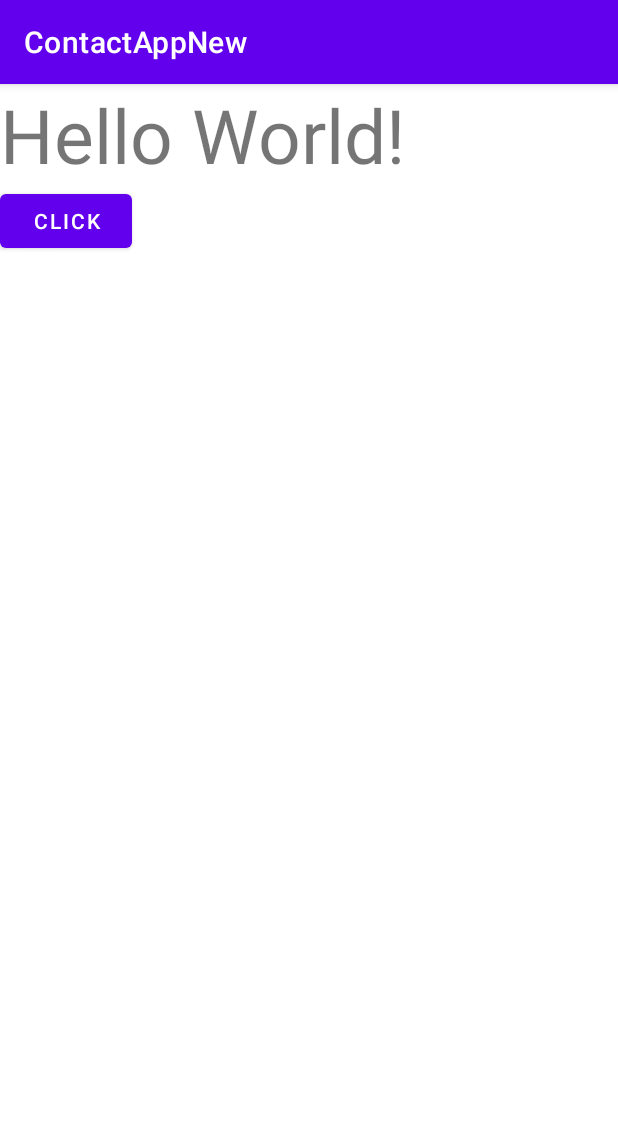
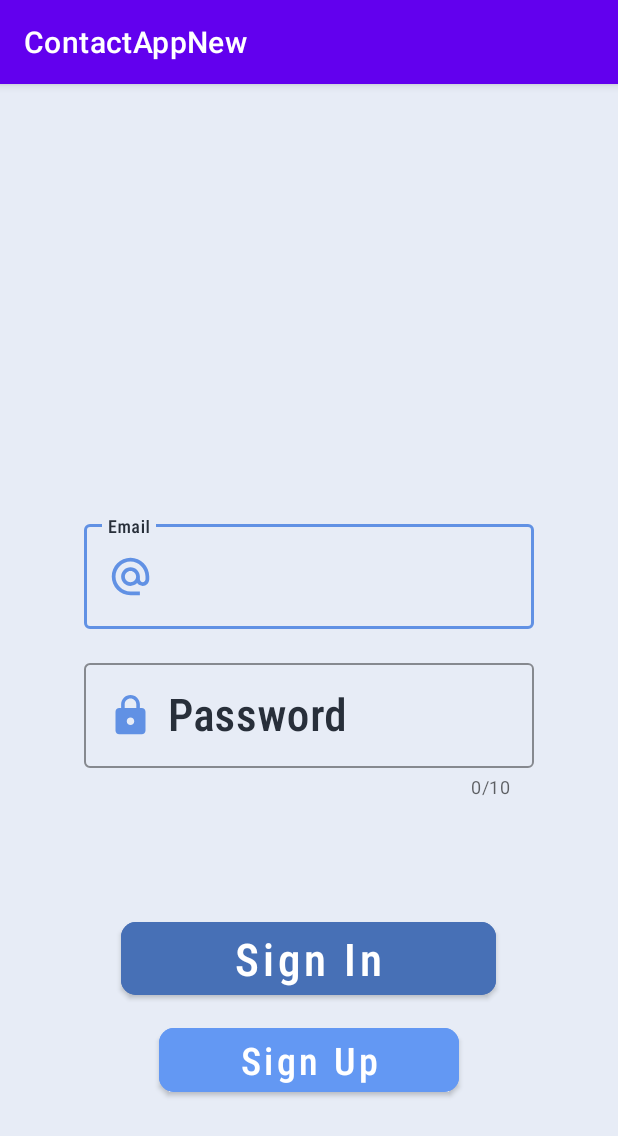
Before and after one commit to Alpha110R/ContactApp, an Android app: the screen it shows after launch (MainActivity), on a phone screen of 412 x 824 dp. Shown: the top 1136 px of the screen. Run offline under Robolectric (Android 15) with nearby library versions, the phone set to English and light mode, and no system bars; our stand-ins replace Room's generated code.

Commit message:
The Sign In page ready

```diff
--- a/app/src/main/java/com/example/contactappnew/MainActivity.java
+++ b/app/src/main/java/com/example/contactappnew/MainActivity.java
@@ -30,8 +30,6 @@ public class MainActivity extends AppCompatActivity {
     protected void onCreate(Bundle savedInstanceState) {
         super.onCreate(savedInstanceState);
         setContentView(R.layout.activity_main);
-        txt = findViewById(R.id.txt);
-        button = findViewById(R.id.button);
         String mail1 = "alonr@gmail.com";
         String firstName1 = "alonn";
         String lastName1 = "Ronder";
@@ -49,7 +47,6 @@ public class MainActivity extends AppCompatActivity {
         //userDao.insertUser(new UserEntity("TIMOR", "LAST", "asd@", "password"));
         List<UserEntity> userTemp;
         userTemp = userDao.getUsers();
-        txt.setText("user ID: " + userTemp.get(1).getId() + " user Name: " + userTemp.get(1).getFirstName() + " pass: " + userTemp.get(1).getPassword());
 
 
 
@@ -73,11 +70,7 @@ public class MainActivity extends AppCompatActivity {
             public void onFailure(Call<UserGender> call, Throwable t) {
             }
         });
-        button.setOnClickListener(new View.OnClickListener() {
-            @Override
-            public void onClick(View v) {
-            }
-        });
+
 
 
     }
--- /dev/null
+++ b/app/src/main/res/drawable/ic_baseline_person_add_alt_1_30.xml
@@ -0,0 +1,5 @@
+<vector android:height="30dp" android:tint="?attr/colorControlNormal"
+    android:viewportHeight="24" android:viewportWidth="24"
+    android:width="30dp" xmlns:android="http://schemas.android.com/apk/res/android">
+    <path android:fillColor="@android:color/white" android:pathData="M13,8c0,-2.21 -1.79,-4 -4,-4S5,5.79 5,8s1.79,4 4,4S13,10.21 13,8zM15,10v2h3v3h2v-3h3v-2h-3V7h-2v3H15zM1,18v2h16v-2c0,-2.66 -5.33,-4 -8,-4S1,15.34 1,18z"/>
+</vector>
--- /dev/null
+++ b/app/src/main/res/drawable/ic_edt_email_30.xml
@@ -0,0 +1,5 @@
+<vector android:height="30dp" android:tint="?attr/colorControlNormal"
+    android:viewportHeight="24" android:viewportWidth="24"
+    android:width="30dp" xmlns:android="http://schemas.android.com/apk/res/android">
+    <path android:fillColor="@android:color/white" android:pathData="M12,2C6.48,2 2,6.48 2,12s4.48,10 10,10h5v-2h-5c-4.34,0 -8,-3.66 -8,-8s3.66,-8 8,-8 8,3.66 8,8v1.43c0,0.79 -0.71,1.57 -1.5,1.57s-1.5,-0.78 -1.5,-1.57L17,12c0,-2.76 -2.24,-5 -5,-5s-5,2.24 -5,5 2.24,5 5,5c1.38,0 2.64,-0.56 3.54,-1.47 0.65,0.89 1.77,1.47 2.96,1.47 1.97,0 3.5,-1.6 3.5,-3.57L22,12c0,-5.52 -4.48,-10 -10,-10zM12,15c-1.66,0 -3,-1.34 -3,-3s1.34,-3 3,-3 3,1.34 3,3 -1.34,3 -3,3z"/>
+</vector>
--- /dev/null
+++ b/app/src/main/res/drawable/ic_edt_password_24.xml
@@ -0,0 +1,5 @@
+<vector android:height="30dp" android:tint="?attr/colorControlNormal"
+    android:viewportHeight="24" android:viewportWidth="24"
+    android:width="30dp" xmlns:android="http://schemas.android.com/apk/res/android">
+    <path android:fillColor="@android:color/white" android:pathData="M18,8h-1L17,6c0,-2.76 -2.24,-5 -5,-5S7,3.24 7,6v2L6,8c-1.1,0 -2,0.9 -2,2v10c0,1.1 0.9,2 2,2h12c1.1,0 2,-0.9 2,-2L20,10c0,-1.1 -0.9,-2 -2,-2zM12,17c-1.1,0 -2,-0.9 -2,-2s0.9,-2 2,-2 2,0.9 2,2 -0.9,2 -2,2zM15.1,8L8.9,8L8.9,6c0,-1.71 1.39,-3.1 3.1,-3.1 1.71,0 3.1,1.39 3.1,3.1v2z"/>
+</vector>
--- a/app/src/main/res/layout/activity_main.xml
+++ b/app/src/main/res/layout/activity_main.xml
@@ -5,27 +5,112 @@
     xmlns:tools="http://schemas.android.com/tools"
     android:layout_width="match_parent"
     android:layout_height="match_parent"
-    tools:context=".MainActivity">
-<LinearLayout
-    android:layout_width="match_parent"
-    android:layout_height="match_parent"
-    android:orientation="vertical">
-    <TextView
-        android:id="@+id/txt"
-        android:layout_width="wrap_content"
+    tools:context=".MainActivity"
+    android:background="#E7ECF6"
+    android:orientation="vertical"
+    >
+
+
+    <LinearLayout
+        android:id="@+id/signIn_textInputLayout"
+        android:layout_width="match_parent"
         android:layout_height="wrap_content"
-        android:text="Hello World!"
-        app:layout_constraintBottom_toBottomOf="parent"
-        app:layout_constraintLeft_toLeftOf="parent"
-        app:layout_constraintRight_toRightOf="parent"
-        app:layout_constraintTop_toTopOf="parent"
-        android:textSize="50dp"/>
+        android:layout_centerInParent="true"
+        android:gravity="center"
+        android:orientation="vertical">
 
+        <com.google.android.material.textfield.TextInputLayout
+            style="@style/Widget.MaterialComponents.TextInputLayout.OutlinedBox.Dense"
+            android:layout_width="wrap_content"
+            android:layout_height="90dp"
+            android:fontFamily="sans-serif-condensed-medium"
+            android:gravity="center"
+            android:hint="@string/Email"
+            android:textColorHint="#282F3A"
+            app:boxStrokeColor="#6191E4"
+            app:cornerRadius="20dp"
+            app:endIconMode="clear_text"
+            app:endIconTint="#6191E4"
+            app:hintTextColor="#282F3A"
+            app:errorEnabled="true">
+
+            <com.google.android.material.textfield.TextInputEditText
+                android:id="@+id/signIn_EDT_emil"
+                android:layout_width="300dp"
+                android:layout_height="70dp"
+                android:layout_marginBottom="20dp"
+                android:drawableStart="@drawable/ic_edt_email_30"
+                android:drawablePadding="10dp"
+                android:drawableTint="#6191E4"
+                android:ems="10"
+                android:fontFamily="sans-serif-condensed-medium"
+                android:textColor="#282F3A"
+                android:textSize="30sp"
+                android:inputType="textEmailAddress" />
+        </com.google.android.material.textfield.TextInputLayout>
+
+        <com.google.android.material.textfield.TextInputLayout
+            style="@style/Widget.MaterialComponents.TextInputLayout.OutlinedBox.Dense"
+            android:layout_width="wrap_content"
+            android:layout_height="wrap_content"
+            android:fontFamily="sans-serif-condensed-medium"
+            android:gravity="center"
+            android:hint="@string/Password"
+            android:textColorHint="#282F3A"
+            app:boxStrokeColor="#6191E4"
+            app:cornerRadius="20dp"
+            app:endIconMode="clear_text"
+            app:endIconTint="#6191E4"
+            app:hintTextColor="#282F3A"
+            app:counterEnabled="true"
+            app:counterMaxLength="10"
+            app:errorEnabled="true">
+
+            <com.google.android.material.textfield.TextInputEditText
+                android:id="@+id/signIn_EDT_password"
+                android:layout_width="300dp"
+                android:layout_height="70dp"
+                android:drawableStart="@drawable/ic_edt_password_24"
+                android:drawablePadding="10dp"
+                android:drawableTint="#6191E4"
+                android:ems="10"
+                android:fontFamily="sans-serif-condensed-medium"
+                android:textColor="#282F3A"
+                android:textSize="30sp"
+                android:inputType="textPassword" />
+        </com.google.android.material.textfield.TextInputLayout>
+
+    </LinearLayout>
+
+    <LinearLayout
+        android:layout_width="match_parent"
+        android:layout_height="wrap_content"
+        android:orientation="vertical"
+        android:gravity="center"
+        android:layout_alignParentBottom="true"
+        android:layout_marginBottom="90dp">
     <com.google.android.material.button.MaterialButton
-        android:id="@+id/button"
-        android:layout_width="wrap_content"
+        android:id="@+id/signIn_EDT_signIn"
+        android:layout_width="250dp"
         android:layout_height="wrap_content"
-        android:text="click"/>
-</LinearLayout>
+        android:fontFamily="sans-serif-condensed-medium"
+        android:text="@string/sign_in"
+        android:textSize="30sp"
+        android:textAllCaps="false"
+        android:layout_marginBottom="10dp"
+        android:backgroundTint="#4770B6"
+        app:cornerRadius="10dp"/>
+
+        <com.google.android.material.button.MaterialButton
+            android:id="@+id/signIn_EDT_signUp"
+            android:layout_width="200dp"
+            android:layout_height="wrap_content"
+            android:fontFamily="sans-serif-condensed-medium"
+            android:text="@string/sign_up"
+            android:textSize="25sp"
+            android:textAllCaps="false"
+            android:backgroundTint="#6398F3"
+            app:cornerRadius="10dp"/>
+    </LinearLayout>
 
 </RelativeLayout>
--- a/app/src/main/res/values/strings.xml
+++ b/app/src/main/res/values/strings.xml
@@ -1,3 +1,7 @@
 <resources>
     <string name="app_name">ContactAppNew</string>
+    <string name="Email">Email</string>
+    <string name="Password">Password</string>
+    <string name="sign_in">Sign In</string>
+    <string name="sign_up">Sign Up</string>
 </resources>
```
